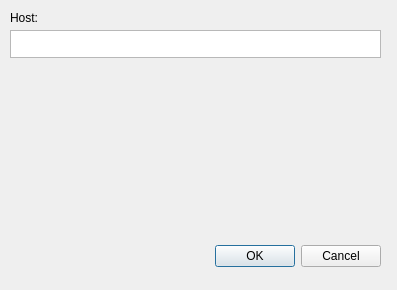
First picture: the form in mastodonoauthwindow.ui, repository b123400/tootrain-qt, before the edit.
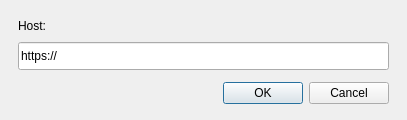
Second picture: the form after the edit.

Diff of the .ui file:
```diff
--- a/mastodonoauthwindow.ui
+++ b/mastodonoauthwindow.ui
@@ -6,19 +6,28 @@
    <rect>
     <x>0</x>
     <y>0</y>
-    <width>397</width>
-    <height>290</height>
+    <width>407</width>
+    <height>120</height>
    </rect>
   </property>
+  <property name="sizePolicy">
+   <sizepolicy hsizetype="Fixed" vsizetype="Fixed">
+    <horstretch>0</horstretch>
+    <verstretch>0</verstretch>
+   </sizepolicy>
+  </property>
   <property name="windowTitle">
    <string>Dialog</string>
   </property>
+  <property name="sizeGripEnabled">
+   <bool>false</bool>
+  </property>
   <widget class="QDialogButtonBox" name="buttonBox">
    <property name="geometry">
     <rect>
-     <x>40</x>
-     <y>240</y>
-     <width>341</width>
+     <x>18</x>
+     <y>77</y>
+     <width>371</width>
      <height>32</height>
     </rect>
    </property>
@@ -29,42 +38,11 @@
     <set>QDialogButtonBox::Cancel|QDialogButtonBox::Ok</set>
    </property>
   </widget>
-  <widget class="QPlainTextEdit" name="plainTextEdit">
-   <property name="geometry">
-    <rect>
-     <x>10</x>
-     <y>30</y>
-     <width>371</width>
-     <height>28</height>
-    </rect>
-   </property>
-   <property name="verticalScrollBarPolicy">
-    <enum>Qt::ScrollBarAlwaysOff</enum>
-   </property>
-   <property name="horizontalScrollBarPolicy">
-    <enum>Qt::ScrollBarAlwaysOff</enum>
-   </property>
-   <property name="sizeAdjustPolicy">
-    <enum>QAbstractScrollArea::AdjustIgnored</enum>
-   </property>
-   <property name="lineWrapMode">
-    <enum>QPlainTextEdit::NoWrap</enum>
-   </property>
-   <property name="plainText">
-    <string notr="true"/>
-   </property>
-   <property name="backgroundVisible">
-    <bool>false</bool>
-   </property>
-   <property name="placeholderText">
-    <string notr="true">https://</string>
-   </property>
-  </widget>
   <widget class="QLabel" name="label">
    <property name="geometry">
     <rect>
-     <x>10</x>
-     <y>10</y>
+     <x>18</x>
+     <y>18</y>
      <width>58</width>
      <height>16</height>
     </rect>
@@ -73,6 +51,22 @@
     <string>Host:</string>
    </property>
   </widget>
+  <widget class="QLineEdit" name="lineEdit">
+   <property name="geometry">
+    <rect>
+     <x>18</x>
+     <y>42</y>
+     <width>371</width>
+     <height>28</height>
+    </rect>
+   </property>
+   <property name="text">
+    <string>https://</string>
+   </property>
+   <property name="placeholderText">
+    <string>https://</string>
+   </property>
+  </widget>
  </widget>
  <resources/>
  <connections>
```
